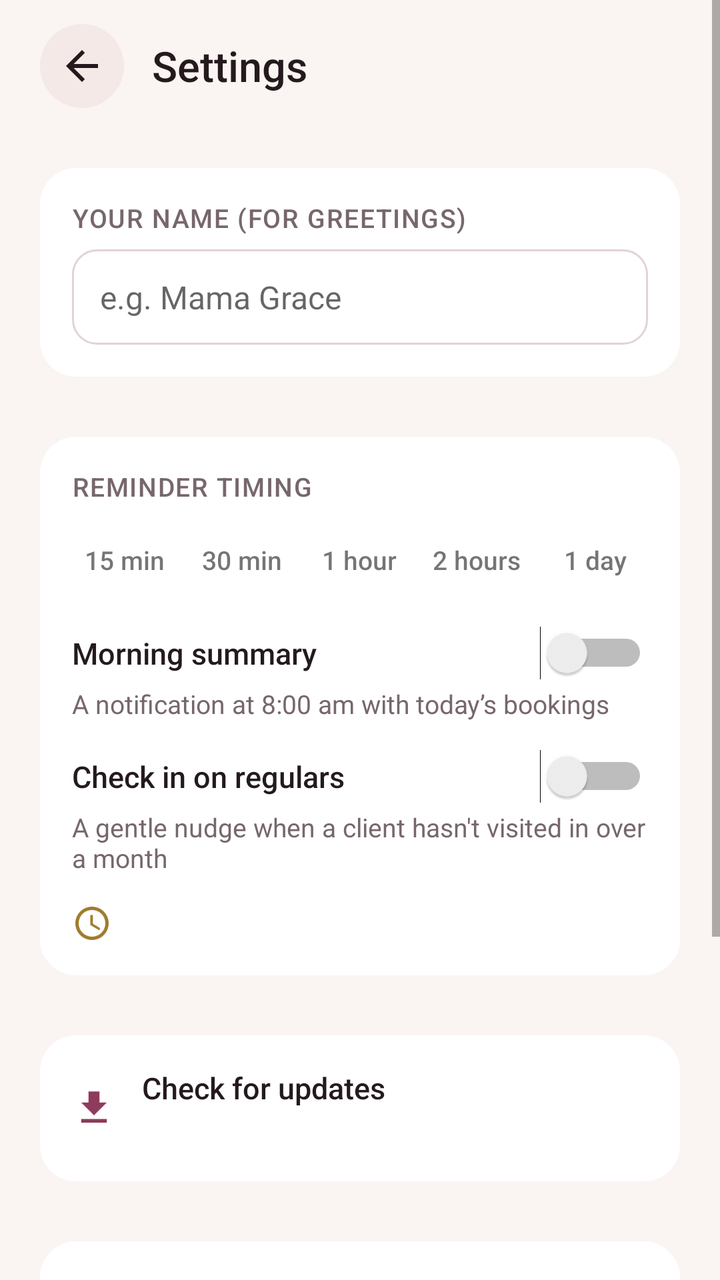
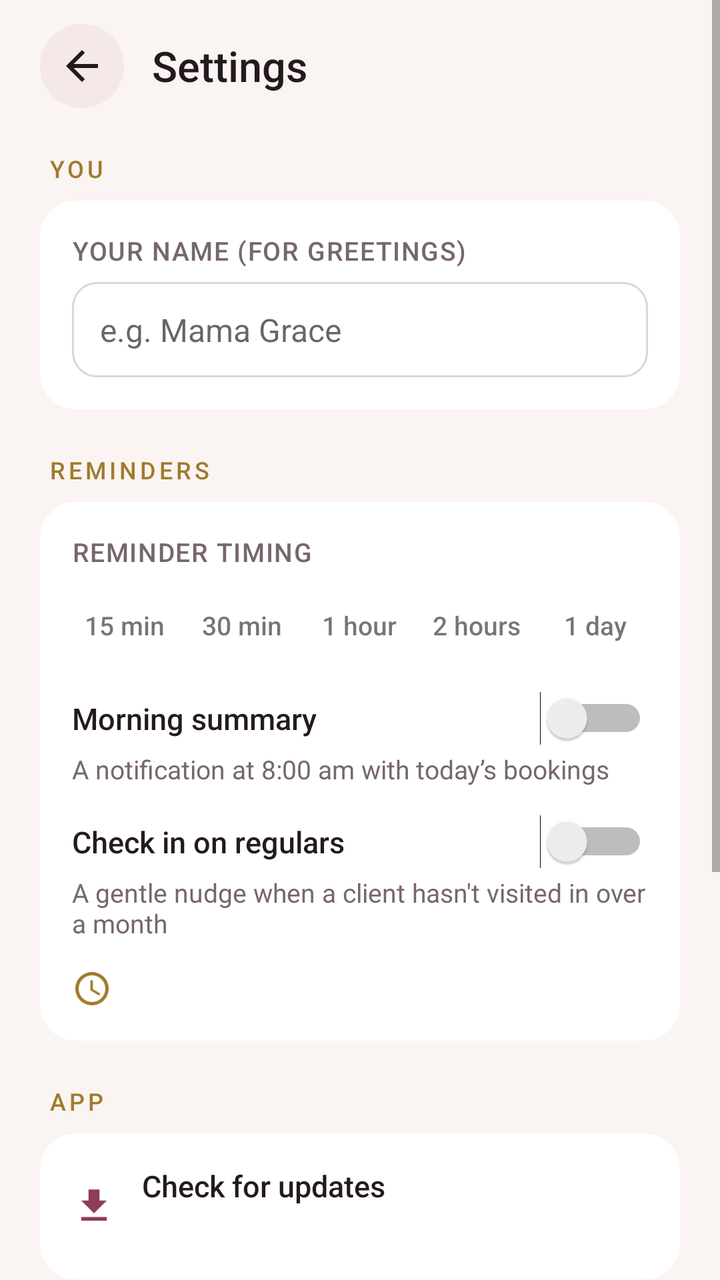

Screens rendered from an Android XML layout before and after an edit, with the pre-edit source and the edit as a unified diff.
<!-- AndroidManifest.xml: application theme Theme.Bookings -->
<!-- res/layout/activity_settings.xml -->
<?xml version="1.0" encoding="utf-8"?>
<ScrollView xmlns:android="http://schemas.android.com/apk/res/android"
    android:layout_width="match_parent"
    android:layout_height="match_parent"
    android:fitsSystemWindows="true"
    android:background="@color/background">

    <LinearLayout
        android:layout_width="match_parent"
        android:layout_height="wrap_content"
        android:orientation="vertical"
        android:paddingLeft="20dp" android:paddingRight="20dp"
        android:paddingTop="12dp" android:paddingBottom="30dp">

        <LinearLayout
            android:layout_width="match_parent"
            android:layout_height="wrap_content"
            android:orientation="horizontal"
            android:gravity="center_vertical">

            <ImageView android:id="@+id/back"
                style="@style/IconBtn"
                android:layout_width="42dp"
                android:layout_height="42dp"
                android:src="@drawable/ic_back_s"/>

            <TextView
                android:layout_width="0dp"
                android:layout_height="wrap_content"
                android:layout_weight="1"
                android:layout_marginLeft="14dp"
                android:text="@string/settings_title"
                android:textSize="21sp"
                android:textColor="@color/text"
                android:fontFamily="sans-serif-medium"/>
        </LinearLayout>

        
        <TextView style="@style/SectionHead" android:text="@string/sec_you"/>
        <LinearLayout style="@style/Card">
            <TextView style="@style/FieldLabel" android:text="@string/set_yourname"
                android:layout_width="match_parent" android:layout_height="wrap_content"
                android:layout_marginBottom="7dp"/>
            <EditText android:id="@+id/owner_name"
                style="@style/Input" android:layout_width="match_parent"
                android:layout_height="wrap_content"
                android:hint="@string/onboard_name_hint"
                android:inputType="textPersonName|textCapWords"
                android:singleLine="true"/>
        </LinearLayout>

        
        <TextView style="@style/SectionHead" android:text="@string/sec_reminders"/>
        <LinearLayout style="@style/Card">
            <TextView style="@style/FieldLabel" android:text="@string/set_lead"
                android:layout_width="match_parent" android:layout_height="wrap_content"
                android:layout_marginBottom="9dp"/>

            <LinearLayout
                android:layout_width="match_parent"
                android:layout_height="wrap_content"
                android:orientation="horizontal">

                <TextView android:id="@+id/lead_15" style="@style/ChipToggle"
                    android:layout_width="0dp" android:layout_height="38dp"
                    android:layout_weight="1" android:text="15 min"/>
                <Space android:layout_width="6dp" android:layout_height="1dp"/>
                <TextView android:id="@+id/lead_30" style="@style/ChipToggle"
                    android:layout_width="0dp" android:layout_height="38dp"
                    android:layout_weight="1" android:text="30 min"/>
                <Space android:layout_width="6dp" android:layout_height="1dp"/>
                <TextView android:id="@+id/lead_60" style="@style/ChipToggle"
                    android:layout_width="0dp" android:layout_height="38dp"
                    android:layout_weight="1" android:text="1 hour"/>
                <Space android:layout_width="6dp" android:layout_height="1dp"/>
                <TextView android:id="@+id/lead_120" style="@style/ChipToggle"
                    android:layout_width="0dp" android:layout_height="38dp"
                    android:layout_weight="1" android:text="2 hours"/>
                <Space android:layout_width="6dp" android:layout_height="1dp"/>
                <TextView android:id="@+id/lead_1440" style="@style/ChipToggle"
                    android:layout_width="0dp" android:layout_height="38dp"
                    android:layout_weight="1" android:text="1 day"/>
            </LinearLayout>

            <LinearLayout
                android:layout_width="match_parent"
                android:layout_height="wrap_content"
                android:orientation="vertical"
                android:layout_marginTop="14dp">

                <Switch android:id="@+id/daily_switch"
                    android:layout_width="match_parent"
                    android:layout_height="wrap_content"
                    android:text="@string/set_daily"
                    android:textSize="15sp"
                    android:textColor="@color/text"
                    android:fontFamily="sans-serif-medium"/>

                <TextView
                    android:layout_width="match_parent"
                    android:layout_height="wrap_content"
                    android:layout_marginTop="3dp"
                    android:text="@string/set_daily_sub"
                    android:textSize="13sp"
                    android:textColor="@color/text_sub"/>
            </LinearLayout>

            <LinearLayout
                android:layout_width="match_parent"
                android:layout_height="wrap_content"
                android:orientation="vertical"
                android:layout_marginTop="14dp">

                <Switch android:id="@+id/regulars_switch"
                    android:layout_width="match_parent"
                    android:layout_height="wrap_content"
                    android:text="@string/set_regulars"
                    android:textSize="15sp"
                    android:textColor="@color/text"
                    android:fontFamily="sans-serif-medium"/>

                <TextView
                    android:layout_width="match_parent"
                    android:layout_height="wrap_content"
                    android:layout_marginTop="3dp"
                    android:text="@string/set_regulars_sub"
                    android:textSize="13sp"
                    android:textColor="@color/text_sub"/>
            </LinearLayout>

            <LinearLayout android:id="@+id/exact_row"
                android:layout_width="match_parent"
                android:layout_height="wrap_content"
                android:orientation="horizontal"
                android:gravity="center_vertical"
                android:layout_marginTop="14dp">

                <ImageView
                    android:layout_width="20dp" android:layout_height="20dp"
                    android:src="@drawable/ic_clock_w"/>

                <TextView android:id="@+id/exact_text"
                    android:layout_width="0dp"
                    android:layout_height="wrap_content"
                    android:layout_weight="1"
                    android:layout_marginLeft="12dp"
                    android:textSize="13sp"
                    android:textColor="@color/text_sub"/>
            </LinearLayout>
        </LinearLayout>

        
        <TextView style="@style/SectionHead" android:text="@string/sec_app"/>
        <LinearLayout style="@style/Card">
            <LinearLayout android:id="@+id/update_row"
                android:layout_width="match_parent"
                android:layout_height="wrap_content"
                android:orientation="horizontal"
                android:gravity="center_vertical">

                <ImageView
                    android:layout_width="22dp" android:layout_height="22dp"
                    android:src="@drawable/ic_download_p"/>

                <LinearLayout
                    android:layout_width="0dp"
                    android:layout_height="wrap_content"
                    android:layout_weight="1"
                    android:orientation="vertical"
                    android:layout_marginLeft="13dp">

                    <TextView android:id="@+id/update_title"
                        android:layout_width="match_parent"
                        android:layout_height="wrap_content"
                        android:text="@string/set_update"
                        android:textSize="15sp"
                        android:textColor="@color/text"
                        android:fontFamily="sans-serif-medium"/>

                    <TextView android:id="@+id/update_sub"
                        android:layout_width="match_parent"
                        android:layout_height="wrap_content"
                        android:layout_marginTop="3dp"
                        android:textSize="13sp"
                        android:textColor="@color/text_sub"/>
                </LinearLayout>
            </LinearLayout>

            <ProgressBar android:id="@+id/update_progress"
                style="?android:attr/progressBarStyleHorizontal"
                android:layout_width="match_parent"
                android:layout_height="wrap_content"
                android:layout_marginTop="12dp"
                android:max="100"
                android:visibility="gone"/>
        </LinearLayout>

        
        <TextView style="@style/SectionHead" android:text="@string/sec_data"/>
        <LinearLayout style="@style/Card">
            <LinearLayout android:id="@+id/export_row"
                android:layout_width="match_parent"
                android:layout_height="wrap_content"
                android:orientation="horizontal"
                android:gravity="center_vertical">

                <ImageView
                    android:layout_width="22dp" android:layout_height="22dp"
                    android:src="@drawable/ic_download_p"/>

                <LinearLayout
                    android:layout_width="0dp"
                    android:layout_height="wrap_content"
                    android:layout_weight="1"
                    android:orientation="vertical"
                    android:layout_marginLeft="13dp">

                    <TextView
                        android:layout_width="match_parent"
                        android:layout_height="wrap_content"
                        android:text="@string/set_export"
                        android:textSize="15sp"
                        android:textColor="@color/text"
                        android:fontFamily="sans-serif-medium"/>

                    <TextView
                        android:layout_width="match_parent"
                        android:layout_height="wrap_content"
                        android:layout_marginTop="3dp"
                        android:text="@string/set_export_sub"
                        android:textSize="13sp"
                        android:textColor="@color/text_sub"/>
                </LinearLayout>
            </LinearLayout>

            <LinearLayout android:id="@+id/share_row"
                android:layout_width="match_parent"
                android:layout_height="wrap_content"
                android:orientation="horizontal"
                android:gravity="center_vertical"
                android:layout_marginTop="16dp">

                <ImageView
                    android:layout_width="22dp" android:layout_height="22dp"
                    android:src="@drawable/ic_share_p"/>

                <LinearLayout
                    android:layout_width="0dp"
                    android:layout_height="wrap_content"
                    android:layout_weight="1"
                    android:orientation="vertical"
                    android:layout_marginLeft="13dp">

                    <TextView
                        android:layout_width="match_parent"
                        android:layout_height="wrap_content"
                        android:text="@string/set_share"
                        android:textSize="15sp"
                        android:textColor="@color/text"
                        android:fontFamily="sans-serif-medium"/>

                    <TextView
                        android:layout_width="match_parent"
                        android:layout_height="wrap_content"
                        android:layout_marginTop="3dp"
                        android:text="@string/set_share_sub"
                        android:textSize="13sp"
                        android:textColor="@color/text_sub"/>
                </LinearLayout>
            </LinearLayout>
        </LinearLayout>

        <TextView
            android:layout_width="match_parent"
            android:layout_height="wrap_content"
            android:layout_marginTop="26dp"
            android:gravity="center"
            android:lineSpacingExtra="4dp"
            android:textSize="13sp"
            android:textColor="@color/text_sub"
            android:text="@string/set_about"/>
    </LinearLayout>
</ScrollView>
<!-- resources referenced by this layout -->
<resources>
  <color name="background">#FAF4F2</color>
  <color name="text">#241A1E</color>
  <color name="text_sub">#77676D</color>
  <string name="onboard_name_hint">e.g. Mama Grace</string>
  <string name="sec_app">App</string>
  <string name="sec_data">Your data</string>
  <string name="sec_reminders">Reminders</string>
  <string name="sec_you">You</string>
  <string name="set_about">Grand Beauty · your salon, in your pocket. Fully offline.\nYour data never leaves this phone.</string>
  <string name="set_daily">Morning summary</string>
  <string name="set_daily_sub">A notification at 8:00 am with today’s bookings</string>
  <string name="set_export">Export backup (CSV)</string>
  <string name="set_export_sub">Save every client and booking to your Downloads folder</string>
  <string name="set_lead">Reminder timing</string>
  <string name="set_regulars">Check in on regulars</string>
  <string name="set_regulars_sub">A gentle nudge when a client hasn\'t visited in over a month</string>
  <string name="set_share">Share this week</string>
  <string name="set_share_sub">Send your next 7 days of bookings to anyone</string>
  <string name="set_update">Check for updates</string>
  <string name="set_yourname">Your name (for greetings)</string>
  <string name="settings_title">Settings</string>
  <style name="Card">
          <item name="android:orientation">vertical</item>
          <item name="android:background">@drawable/bg_card</item>
          <item name="android:padding">16dp</item>
          <item name="android:layout_width">match_parent</item>
          <item name="android:layout_height">wrap_content</item>
      </style>
  <style name="ChipToggle">
          <item name="android:textSize">13sp</item>
          <item name="android:fontFamily">sans-serif-medium</item>
          <item name="android:gravity">center</item>
          <item name="android:stateListAnimator">@null</item>
      </style>
  <style name="FieldLabel">
          <item name="android:textSize">13sp</item>
          <item name="android:textColor">@color/text_sub</item>
          <item name="android:fontFamily">sans-serif-medium</item>
          <item name="android:letterSpacing">0.04</item>
          <item name="android:textAllCaps">true</item>
      </style>
  <style name="IconBtn">
          <item name="android:scaleType">center</item>
          <item name="android:background">@drawable/bg_icon_btn</item>
      </style>
  <style name="Input">
          <item name="android:background">@drawable/bg_input</item>
          <item name="android:paddingLeft">14dp</item>
          <item name="android:paddingRight">14dp</item>
          <item name="android:paddingTop">13dp</item>
          <item name="android:paddingBottom">13dp</item>
          <item name="android:textSize">16sp</item>
          <item name="android:textColor">@color/text</item>
      </style>
  <!-- drawable bg_card (drawable) -->
  <?xml version="1.0" encoding="utf-8"?>
  <shape xmlns:android="http://schemas.android.com/apk/res/android" android:shape="rectangle">
      <solid android:color="@color/surface"/>
      <corners android:radius="18dp"/>
  </shape>
  <!-- drawable bg_icon_btn (drawable) -->
  <?xml version="1.0" encoding="utf-8"?>
  <shape xmlns:android="http://schemas.android.com/apk/res/android" android:shape="oval">
      <solid android:color="@color/surface_sunken"/>
  </shape>
  <!-- drawable bg_input (drawable) -->
  <?xml version="1.0" encoding="utf-8"?>
  <shape xmlns:android="http://schemas.android.com/apk/res/android" android:shape="rectangle">
      <solid android:color="@color/surface"/>
      <corners android:radius="12dp"/>
      <stroke android:width="1dp" android:color="@color/outline"/>
  </shape>
  <color name="gold">#A07B2D</color>
  <color name="surface">#FFFFFF</color>
  <color name="primary">#8E3B5C</color>
  <color name="surface_sunken">#F4E9E6</color>
  <color name="outline">#E2D3D6</color>
  <!-- unchanged entries left out for length: 6 -->
</resources>

<!-- the commit's change to res/layout/activity_settings.xml (unified diff, before → after) -->
@@ -36,8 +36,8 @@
         </LinearLayout>
 
         
-        <TextView style="@style/SectionHead" android:text="@string/sec_you"/>
-        <LinearLayout style="@style/Card">
+        <TextView style="@style/SectionHead" android:layout_width="match_parent" android:layout_height="wrap_content" android:text="@string/sec_you"/>
+        <LinearLayout style="@style/Card" android:layout_width="match_parent" android:layout_height="wrap_content">
             <TextView style="@style/FieldLabel" android:text="@string/set_yourname"
                 android:layout_width="match_parent" android:layout_height="wrap_content"
                 android:layout_marginBottom="7dp"/>
@@ -50,8 +50,8 @@
         </LinearLayout>
 
         
-        <TextView style="@style/SectionHead" android:text="@string/sec_reminders"/>
-        <LinearLayout style="@style/Card">
+        <TextView style="@style/SectionHead" android:layout_width="match_parent" android:layout_height="wrap_content" android:text="@string/sec_reminders"/>
+        <LinearLayout style="@style/Card" android:layout_width="match_parent" android:layout_height="wrap_content">
             <TextView style="@style/FieldLabel" android:text="@string/set_lead"
                 android:layout_width="match_parent" android:layout_height="wrap_content"
                 android:layout_marginBottom="9dp"/>
@@ -150,8 +150,8 @@
         </LinearLayout>
 
         
-        <TextView style="@style/SectionHead" android:text="@string/sec_app"/>
-        <LinearLayout style="@style/Card">
+        <TextView style="@style/SectionHead" android:layout_width="match_parent" android:layout_height="wrap_content" android:text="@string/sec_app"/>
+        <LinearLayout style="@style/Card" android:layout_width="match_parent" android:layout_height="wrap_content">
             <LinearLayout android:id="@+id/update_row"
                 android:layout_width="match_parent"
                 android:layout_height="wrap_content"
@@ -196,8 +196,8 @@
         </LinearLayout>
 
         
-        <TextView style="@style/SectionHead" android:text="@string/sec_data"/>
-        <LinearLayout style="@style/Card">
+        <TextView style="@style/SectionHead" android:layout_width="match_parent" android:layout_height="wrap_content" android:text="@string/sec_data"/>
+        <LinearLayout style="@style/Card" android:layout_width="match_parent" android:layout_height="wrap_content">
             <LinearLayout android:id="@+id/export_row"
                 android:layout_width="match_parent"
                 android:layout_height="wrap_content"
<!-- resource entries referenced after the edit -->
@@ -25,8 +25,6 @@
           <item name="android:orientation">vertical</item>
           <item name="android:background">@drawable/bg_card</item>
           <item name="android:padding">16dp</item>
-          <item name="android:layout_width">match_parent</item>
-          <item name="android:layout_height">wrap_content</item>
       </style>
   <style name="ChipToggle">
           <item name="android:textSize">13sp</item>
